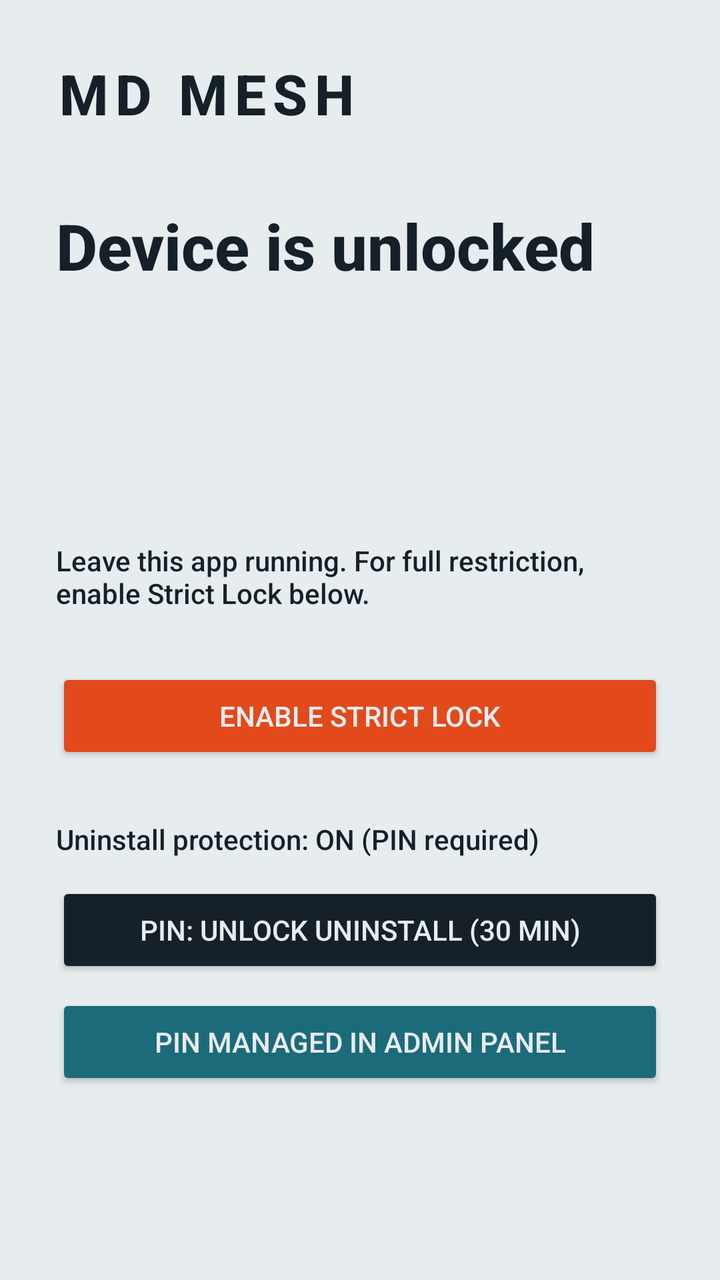
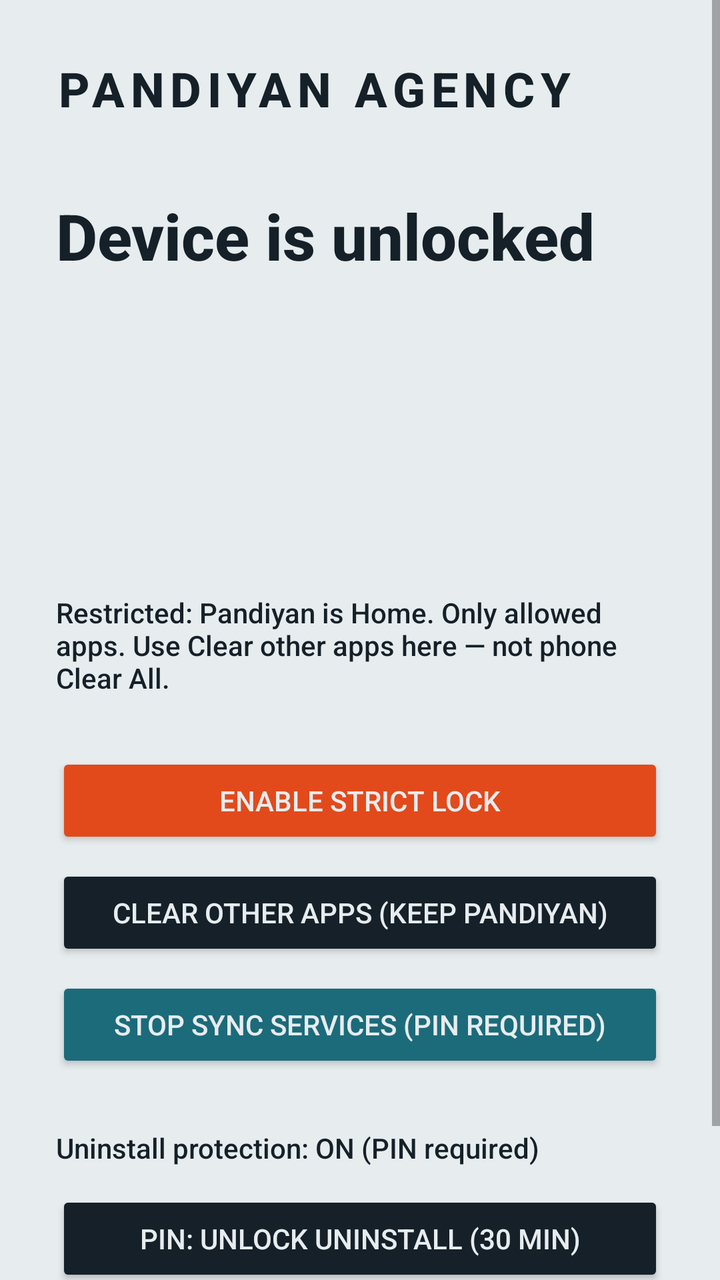

Compare the two renders of this Android layout. The source of the first and the diff that turns it into the second are given below.
<!-- AndroidManifest.xml: application theme Theme.MdMesh -->
<!-- res/layout/activity_main.xml -->
<?xml version="1.0" encoding="utf-8"?>
<ScrollView xmlns:android="http://schemas.android.com/apk/res/android"
    android:layout_width="match_parent"
    android:layout_height="match_parent"
    android:background="@color/paper"
    android:fillViewport="true">

    <LinearLayout
        android:layout_width="match_parent"
        android:layout_height="wrap_content"
        android:orientation="vertical"
        android:padding="28dp">

        <TextView
            android:layout_width="wrap_content"
            android:layout_height="wrap_content"
            android:letterSpacing="0.12"
            android:text="MD MESH"
            android:textColor="@color/ink"
            android:textSize="28sp"
            android:textStyle="bold" />

        <TextView
            android:id="@+id/statusTitle"
            android:layout_width="match_parent"
            android:layout_height="wrap_content"
            android:layout_marginTop="36dp"
            android:text="@string/status_unlocked"
            android:textColor="@color/ink"
            android:textSize="32sp"
            android:textStyle="bold" />

        <TextView
            android:id="@+id/lockedApp"
            android:layout_width="match_parent"
            android:layout_height="wrap_content"
            android:layout_marginTop="8dp"
            android:textColor="@color/accent"
            android:textSize="16sp" />

        <TextView
            android:id="@+id/deviceId"
            android:layout_width="match_parent"
            android:layout_height="wrap_content"
            android:layout_marginTop="28dp"
            android:fontFamily="monospace"
            android:textColor="@color/sea"
            android:textSize="13sp" />

        <TextView
            android:id="@+id/lastSync"
            android:layout_width="match_parent"
            android:layout_height="wrap_content"
            android:layout_marginTop="8dp"
            android:textColor="@color/ink"
            android:textSize="14sp" />

        <TextView
            android:id="@+id/hint"
            android:layout_width="match_parent"
            android:layout_height="wrap_content"
            android:layout_marginTop="24dp"
            android:text="Leave this app running. For full restriction, enable Strict Lock below."
            android:textColor="@color/ink" />

        <Button
            android:id="@+id/strictLock"
            android:layout_width="match_parent"
            android:layout_height="wrap_content"
            android:layout_marginTop="28dp"
            android:backgroundTint="@color/accent"
            android:text="@string/enable_strict_lock"
            android:textColor="@color/paper" />

        <TextView
            android:id="@+id/protectStatus"
            android:layout_width="match_parent"
            android:layout_height="wrap_content"
            android:layout_marginTop="28dp"
            android:text="@string/protect_locked"
            android:textColor="@color/ink"
            android:textSize="14sp" />

        <Button
            android:id="@+id/unlockUninstall"
            android:layout_width="match_parent"
            android:layout_height="wrap_content"
            android:layout_marginTop="12dp"
            android:backgroundTint="@color/ink"
            android:text="@string/unlock_uninstall"
            android:textColor="@color/paper" />

        <Button
            android:id="@+id/changePin"
            android:layout_width="match_parent"
            android:layout_height="wrap_content"
            android:layout_marginTop="8dp"
            android:backgroundTint="@color/sea"
            android:text="@string/change_pin"
            android:textColor="@color/paper" />

        <Button
            android:id="@+id/openAllowedSite"
            android:layout_width="match_parent"
            android:layout_height="wrap_content"
            android:layout_marginTop="16dp"
            android:backgroundTint="@color/accent"
            android:text="@string/open_allowed_site"
            android:textColor="@color/paper"
            android:visibility="gone" />
    </LinearLayout>
</ScrollView>
<!-- resources referenced by this layout -->
<resources>
  <color name="accent">#E24A1B</color>
  <color name="ink">#152028</color>
  <color name="paper">#E7ECEF</color>
  <color name="sea">#1C6B7A</color>
  <string name="change_pin">PIN managed in admin panel</string>
  <string name="enable_strict_lock">Enable strict lock</string>
  <string name="open_allowed_site">Open allowed website</string>
  <string name="protect_locked">Uninstall protection: ON (PIN required)</string>
  <string name="status_unlocked">Device is unlocked</string>
  <string name="unlock_uninstall">PIN: unlock uninstall (30 min)</string>
  <style name="Theme.MdMesh" parent="Theme.MaterialComponents.Light.NoActionBar">
          <item name="colorPrimary">@color/ink</item>
          <item name="colorPrimaryVariant">@color/ink</item>
          <item name="colorAccent">@color/accent</item>
          <item name="android:statusBarColor">@color/ink</item>
          <item name="android:navigationBarColor">@color/paper</item>
          <item name="android:windowBackground">@color/paper</item>
          <item name="android:fontFamily">sans-serif-medium</item>
      </style>
</resources>

<!-- the commit's change to res/layout/activity_main.xml (unified diff, before → after) -->
@@ -15,9 +15,9 @@
             android:layout_width="wrap_content"
             android:layout_height="wrap_content"
             android:letterSpacing="0.12"
-            android:text="MD MESH"
+            android:text="PANDIYAN AGENCY"
             android:textColor="@color/ink"
-            android:textSize="28sp"
+            android:textSize="24sp"
             android:textStyle="bold" />
 
         <TextView
@@ -56,11 +56,30 @@
             android:textSize="14sp" />
 
         <TextView
+            android:id="@+id/deviceOwnerStatus"
+            android:layout_width="match_parent"
+            android:layout_height="wrap_content"
+            android:layout_marginTop="12dp"
+            android:textColor="@color/accent"
+            android:textSize="14sp"
+            android:textStyle="bold" />
+
+        <Button
+            android:id="@+id/deviceOwnerHelp"
+            android:layout_width="match_parent"
+            android:layout_height="wrap_content"
+            android:layout_marginTop="8dp"
+            android:backgroundTint="@color/sea"
+            android:text="Close Pandiyan from Recents (PIN)"
+            android:textColor="@color/paper"
+            android:visibility="gone" />
+
+        <TextView
             android:id="@+id/hint"
             android:layout_width="match_parent"
             android:layout_height="wrap_content"
             android:layout_marginTop="24dp"
-            android:text="Leave this app running. For full restriction, enable Strict Lock below."
+            android:text="@string/hint_restricted_safe_clear"
             android:textColor="@color/ink" />
 
         <Button
@@ -70,6 +89,24 @@
             android:layout_marginTop="28dp"
             android:backgroundTint="@color/accent"
             android:text="@string/enable_strict_lock"
+            android:textColor="@color/paper" />
+
+        <Button
+            android:id="@+id/clearOtherApps"
+            android:layout_width="match_parent"
+            android:layout_height="wrap_content"
+            android:layout_marginTop="8dp"
+            android:backgroundTint="@color/ink"
+            android:text="@string/clear_other_apps"
+            android:textColor="@color/paper" />
+
+        <Button
+            android:id="@+id/stopServices"
+            android:layout_width="match_parent"
+            android:layout_height="wrap_content"
+            android:layout_marginTop="8dp"
+            android:backgroundTint="@color/sea"
+            android:text="@string/stop_services"
             android:textColor="@color/paper" />
 
         <TextView
<!-- resource entries referenced after the edit -->
@@ -5,10 +5,13 @@
   <color name="paper">#E7ECEF</color>
   <color name="sea">#1C6B7A</color>
   <string name="change_pin">PIN managed in admin panel</string>
+  <string name="clear_other_apps">Clear other apps (keep Pandiyan)</string>
   <string name="enable_strict_lock">Enable strict lock</string>
+  <string name="hint_restricted_safe_clear">Restricted: Pandiyan is Home. Only allowed apps. Use Clear other apps here — not phone Clear All.</string>
   <string name="open_allowed_site">Open allowed website</string>
   <string name="protect_locked">Uninstall protection: ON (PIN required)</string>
   <string name="status_unlocked">Device is unlocked</string>
+  <string name="stop_services">Stop sync services (PIN required)</string>
   <string name="unlock_uninstall">PIN: unlock uninstall (30 min)</string>
   <style name="Theme.MdMesh" parent="Theme.MaterialComponents.Light.NoActionBar">
           <item name="colorPrimary">@color/ink</item>
